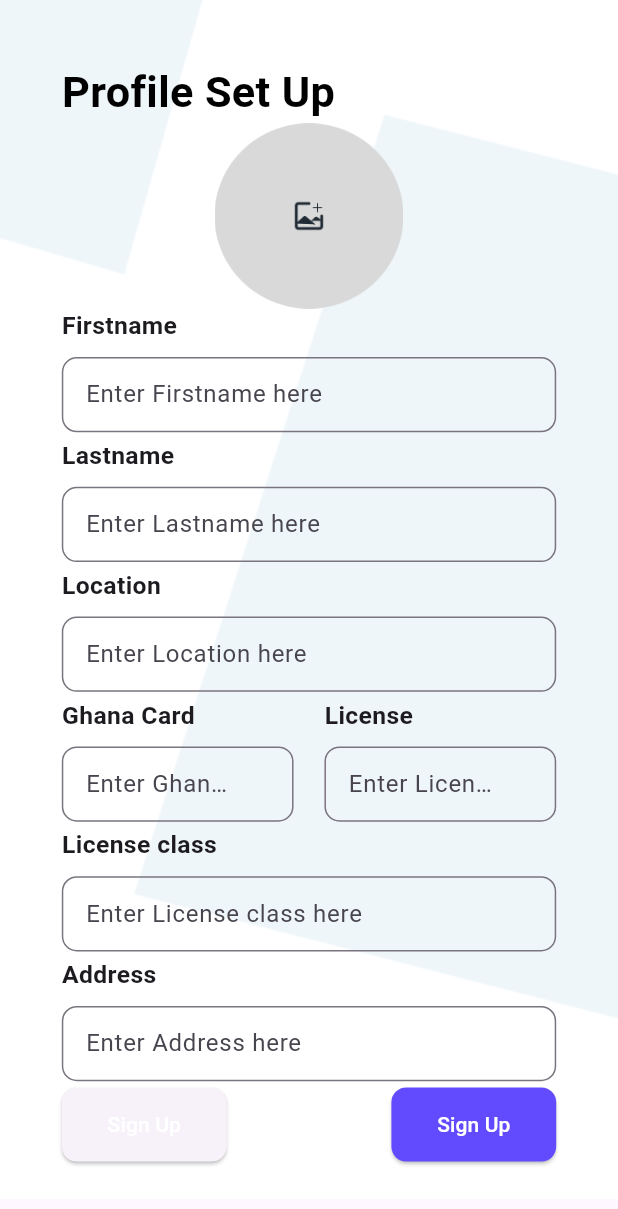
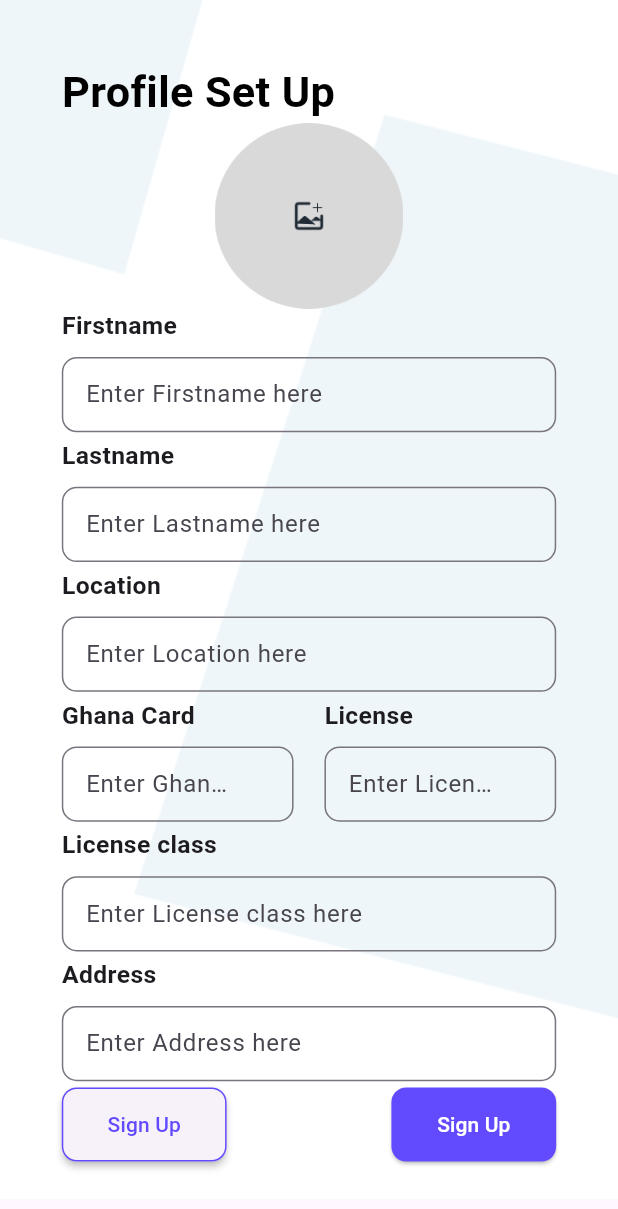
Before and after one commit to tserebour/gprtu_driver_phone, a Flutter app: the SignUpPage2 screen opened directly, on a phone screen of 412 x 824 dp. Shown: the top 1209 px of the screen. Run offline on Flutter 3.47's test engine with Material 3 defaults, Android fonts, the phone set to English and light mode, and no system bars; our stand-ins replace gap.

Commit message:
added the 2 signup page-correction

```diff
--- a/lib/custom_widgets/custom_unfilled_button.dart
+++ b/lib/custom_widgets/custom_unfilled_button.dart
@@ -23,15 +23,18 @@ class _CustomUnfilledButtonState extends State<CustomUnfilledButton> {
         child: ElevatedButton(
 
           style: ElevatedButton.styleFrom(
+            elevation: 2,
             // foregroundColor: Colors.white, backgroundColor: Theme.of(context).primaryColor,
             shape: RoundedRectangleBorder(
+              side: BorderSide(color: Theme.of(context).primaryColor),
               borderRadius: BorderRadius.circular(10),
+
             ),
           ),
           onPressed: widget.onPressed,
           child: Text(
             widget.content,
-            style: const TextStyle(color: Colors.white),
+            style: TextStyle(color: Theme.of(context).primaryColor),
           ),
         ),
       )
```
